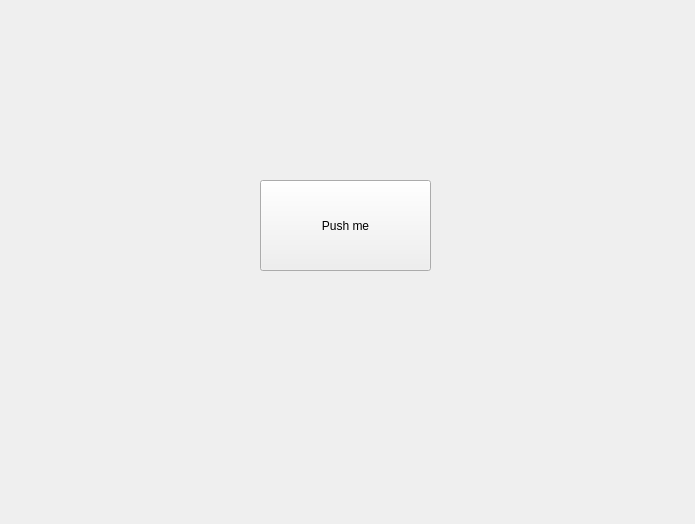
Above: qt/main_qt.ui from vega-d/CatClient before the change. Below: the same form after it.
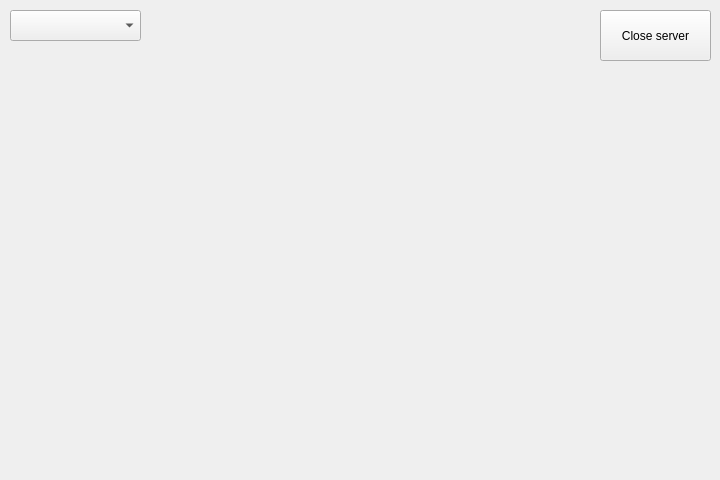
That is the form after the change.

```diff
--- a/qt/main_qt.ui
+++ b/qt/main_qt.ui
@@ -6,8 +6,8 @@
    <rect>
     <x>0</x>
     <y>0</y>
-    <width>695</width>
-    <height>524</height>
+    <width>720</width>
+    <height>480</height>
    </rect>
   </property>
   <property name="windowTitle">
@@ -16,14 +16,24 @@
   <widget class="QPushButton" name="pushButton">
    <property name="geometry">
     <rect>
-     <x>260</x>
-     <y>180</y>
-     <width>171</width>
-     <height>91</height>
+     <x>600</x>
+     <y>10</y>
+     <width>111</width>
+     <height>51</height>
     </rect>
    </property>
    <property name="text">
-    <string>Push me</string>
+    <string>Close server</string>
+   </property>
+  </widget>
+  <widget class="QComboBox" name="comboBox">
+   <property name="geometry">
+    <rect>
+     <x>10</x>
+     <y>10</y>
+     <width>131</width>
+     <height>31</height>
+    </rect>
    </property>
   </widget>
  </widget>
```
